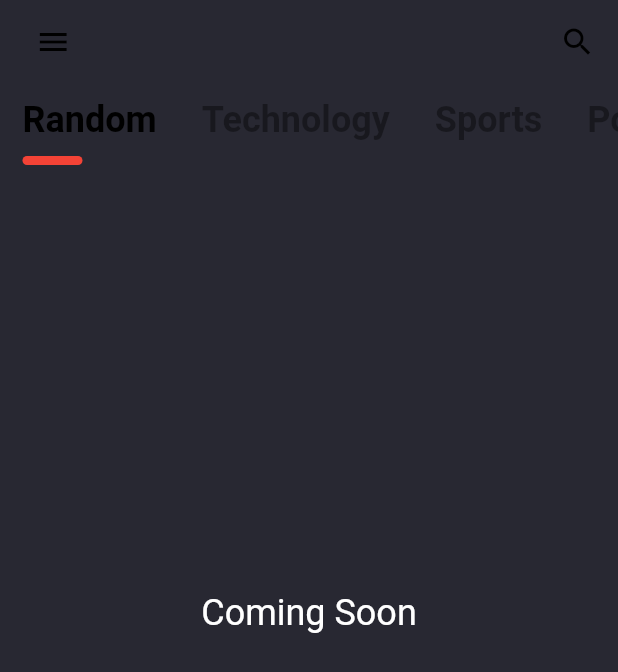
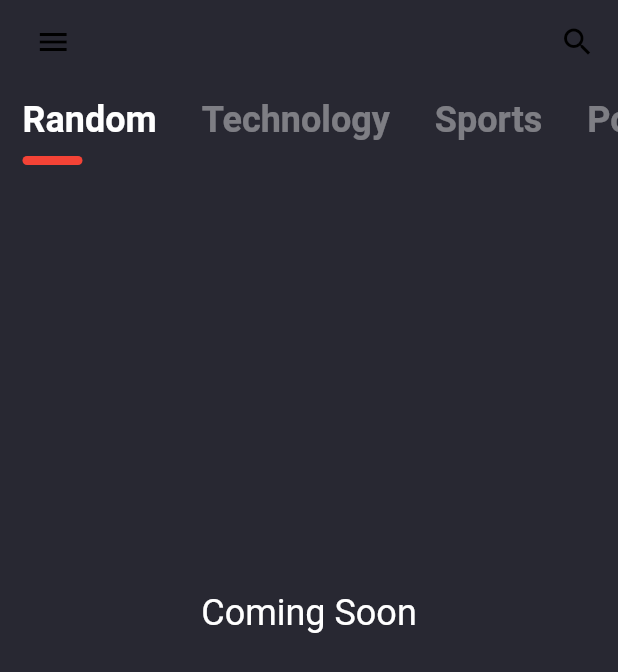
Before and after one commit to samiraliyev573/mchacks2021, a Flutter app: the HomePage screen opened directly, on a phone screen of 412 x 824 dp. Shown: the top 672 px of the screen. Run offline on Flutter 3.47's test engine with Material 2 defaults, Android fonts, the phone set to English and light mode, and no system bars; our stand-ins replace animated_text_kit, awesome_dialog, cloud_firestore, firebase_auth, firebase_core, modal_progress_hud and 2 more; accounts and stored records are empty; Roboto replaces fonts that are missing (Roboto-Light).

Commit message:
changed text to white

```diff
--- a/lib/components/categories.dart
+++ b/lib/components/categories.dart
@@ -47,8 +47,8 @@ class _CategoryListState extends State<CategoryList> {
                   style: Theme.of(context).textTheme.headline5.copyWith(
                       fontWeight: FontWeight.w600,
                       color: index == selectedCategory
-                          ? Colors.black
-                          : Colors.black.withOpacity(0.4)),
+                          ? Colors.white
+                          : Colors.white.withOpacity(0.4)),
                 ),
                 Container(
                   margin: EdgeInsets.symmetric(vertical: 10),
```
